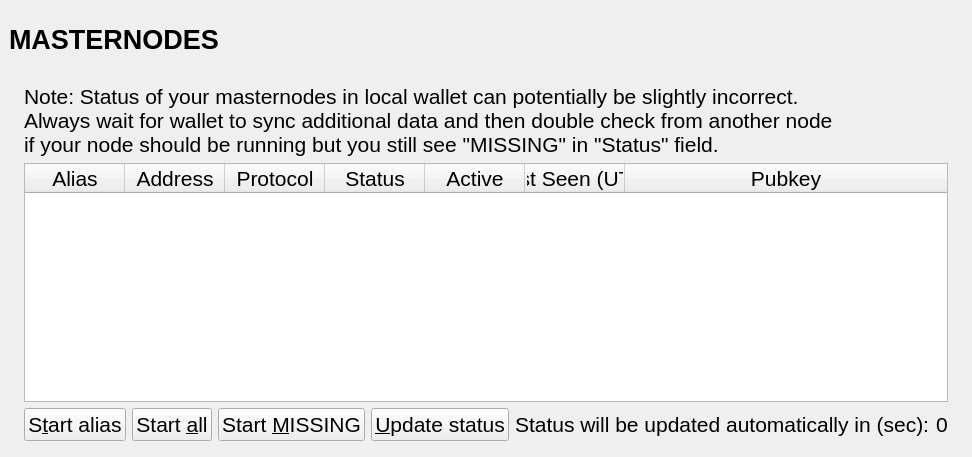
The window that src/qt/forms/masternodelist.ui (wqking-misc/AureusXIV) describes before a commit, drawn with Qt 5.
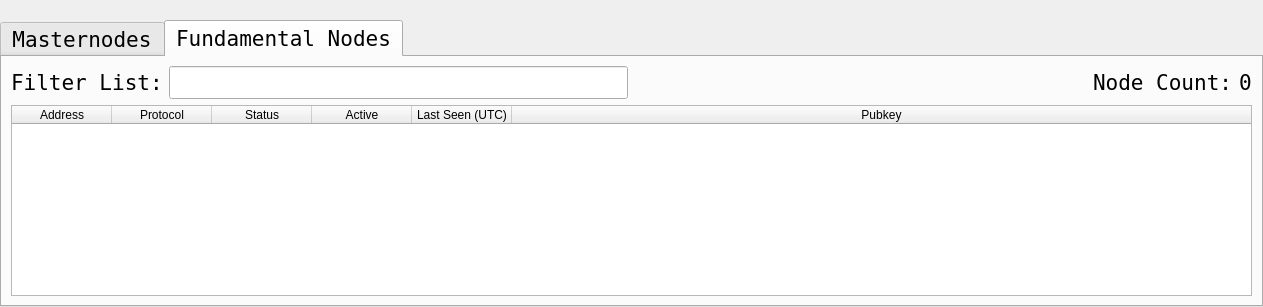
The same window after the commit.

The edit to the form file:
```diff
--- a/src/qt/forms/masternodelist.ui
+++ b/src/qt/forms/masternodelist.ui
@@ -6,8 +6,8 @@
    <rect>
     <x>0</x>
     <y>0</y>
-    <width>723</width>
-    <height>457</height>
+    <width>811</width>
+    <height>307</height>
    </rect>
   </property>
   <property name="font">
@@ -18,119 +18,57 @@
   <property name="windowTitle">
    <string>Form</string>
   </property>
-  <layout class="QVBoxLayout" name="topLayout" stretch="0">
-   <property name="margin">
-    <number>9</number>
+  <layout class="QVBoxLayout" name="topLayout">
+   <property name="leftMargin">
+    <number>0</number>
    </property>
-   <item>
-    <layout class="QVBoxLayout" name="verticalLayout_Master" stretch="0,1">
-     <property name="spacing">
+   <property name="topMargin">
       <number>0</number>
      </property>
-     <item>
-      <widget class="QFrame" name="frame_Header">
-       <layout class="QVBoxLayout" name="verticalLayout_4">
-        <property name="margin">
+   <property name="rightMargin">
          <number>0</number>
         </property>
-        <item>
-         <layout class="QHBoxLayout" name="horizontalLayout_Header" stretch="1,0,1">
-          <item>
-           <widget class="QLabel" name="labelOverviewHeaderLeft">
-            <property name="minimumSize">
-             <size>
-              <width>464</width>
-              <height>60</height>
-             </size>
-            </property>
-            <property name="maximumSize">
-             <size>
-              <width>16777215</width>
-              <height>60</height>
-             </size>
-            </property>
-            <property name="font">
-             <font>
-              <pointsize>20</pointsize>
-              <weight>75</weight>
-              <bold>true</bold>
-             </font>
-            </property>
-            <property name="text">
-             <string>MASTERNODES</string>
-            </property>
-           </widget>
-          </item>
+   <property name="bottomMargin">
+    <number>0</number>
+   </property>
           <item>
-           <spacer name="horizontalSpacer">
-            <property name="orientation">
-             <enum>Qt::Horizontal</enum>
-            </property>
-            <property name="sizeHint" stdset="0">
-             <size>
-              <width>40</width>
-              <height>20</height>
-             </size>
-            </property>
-           </spacer>
-          </item>
-          <item>
-           <widget class="QLabel" name="labelOverviewHeaderRight">
-            <property name="minimumSize">
-             <size>
-              <width>464</width>
-              <height>60</height>
-             </size>
-            </property>
-            <property name="maximumSize">
-             <size>
-              <width>16777215</width>
-              <height>60</height>
-             </size>
-            </property>
-            <property name="font">
-             <font>
-              <pointsize>14</pointsize>
-             </font>
-            </property>
-            <property name="text">
-             <string/>
-            </property>
-            <property name="alignment">
-             <set>Qt::AlignRight|Qt::AlignTrailing|Qt::AlignVCenter</set>
-            </property>
-           </widget>
-          </item>
-         </layout>
-        </item>
-       </layout>
-      </widget>
-     </item>
-     <item>
-      <widget class="QFrame" name="frame_BG">
-       <layout class="QVBoxLayout" name="verticalLayout_3">
-        <property name="margin">
-         <number>6</number>
-        </property>
-        <item>
-         <widget class="QFrame" name="frame_Content">
           <layout class="QVBoxLayout" name="verticalLayout">
-           <property name="spacing">
+     <property name="bottomMargin">
             <number>0</number>
            </property>
-           <property name="margin">
-            <number>0</number>
-           </property>
+     <item>
+      <spacer name="horizontalSpacer0">
+       <property name="orientation">
+        <enum>Qt::Horizontal</enum>
+       </property>
+       <property name="sizeHint" stdset="0">
+        <size>
+         <width>40</width>
+         <height>20</height>
+        </size>
+       </property>
+      </spacer>
+     </item>
            <item>
+      <widget class="QTabWidget" name="tabWidget">
+       <property name="font">
+        <font>
+         <family>Andale Mono</family>
+         <pointsize>16</pointsize>
+        </font>
+       </property>
+       <property name="currentIndex">
+        <number>1</number>
+       </property>
+       <widget class="QWidget" name="tabMyMasternodes">
+        <attribute name="title">
+         <string>Masternodes</string>
+        </attribute>
             <layout class="QGridLayout" name="gridLayout_2">
-             <property name="spacing">
-              <number>2</number>
-             </property>
              <item row="0" column="0">
-              <widget class="QFrame" name="frameList">
                <layout class="QVBoxLayout" name="verticalLayout_2">
                 <property name="bottomMargin">
-                 <number>1</number>
+            <number>0</number>
                 </property>
                 <item>
                  <layout class="QHBoxLayout" name="horizontalLayout_note">
@@ -166,6 +104,15 @@
                        </color>
                       </brush>
                      </colorrole>
+                <colorrole role="PlaceholderText">
+                 <brush brushstyle="NoBrush">
+                  <color alpha="128">
+                   <red>51</red>
+                   <green>51</green>
+                   <blue>51</blue>
+                  </color>
+                 </brush>
+                </colorrole>
                     </active>
                     <inactive>
                      <colorrole role="Text">
@@ -177,6 +124,15 @@
                        </color>
                       </brush>
                      </colorrole>
+                <colorrole role="PlaceholderText">
+                 <brush brushstyle="NoBrush">
+                  <color alpha="128">
+                   <red>51</red>
+                   <green>51</green>
+                   <blue>51</blue>
+                  </color>
+                 </brush>
+                </colorrole>
                     </inactive>
                     <disabled>
                      <colorrole role="Text">
@@ -188,6 +144,15 @@
                        </color>
                       </brush>
                      </colorrole>
+                <colorrole role="PlaceholderText">
+                 <brush brushstyle="NoBrush">
+                  <color alpha="128">
+                   <red>51</red>
+                   <green>51</green>
+                   <blue>51</blue>
+                  </color>
+                 </brush>
+                </colorrole>
                     </disabled>
                    </palette>
                   </property>
@@ -309,14 +274,177 @@
                  </layout>
                 </item>
                </layout>
-              </widget>
-             </item>
-            </layout>
-           </item>
-          </layout>
-         </widget>
-        </item>
-       </layout>
+         </item>
+        </layout>
+       </widget>
+       <widget class="QWidget" name="tabAllMasternodes">
+        <attribute name="title">
+         <string>Fundamental Nodes</string>
+        </attribute>
+        <layout class="QGridLayout" name="gridLayout">
+         <item row="1" column="0">
+          <widget class="QTableWidget" name="tableWidgetMasternodes">
+           <property name="palette">
+            <palette>
+             <active>
+              <colorrole role="Text">
+               <brush brushstyle="SolidPattern">
+                <color alpha="255">
+                 <red>51</red>
+                 <green>51</green>
+                 <blue>51</blue>
+                </color>
+               </brush>
+              </colorrole>
+              <colorrole role="PlaceholderText">
+               <brush brushstyle="NoBrush">
+                <color alpha="128">
+                 <red>51</red>
+                 <green>51</green>
+                 <blue>51</blue>
+                </color>
+               </brush>
+              </colorrole>
+             </active>
+             <inactive>
+              <colorrole role="Text">
+               <brush brushstyle="SolidPattern">
+                <color alpha="255">
+                 <red>51</red>
+                 <green>51</green>
+                 <blue>51</blue>
+                </color>
+               </brush>
+              </colorrole>
+              <colorrole role="PlaceholderText">
+               <brush brushstyle="NoBrush">
+                <color alpha="128">
+                 <red>51</red>
+                 <green>51</green>
+                 <blue>51</blue>
+                </color>
+               </brush>
+              </colorrole>
+             </inactive>
+             <disabled>
+              <colorrole role="Text">
+               <brush brushstyle="SolidPattern">
+                <color alpha="255">
+                 <red>85</red>
+                 <green>85</green>
+                 <blue>85</blue>
+                </color>
+               </brush>
+              </colorrole>
+              <colorrole role="PlaceholderText">
+               <brush brushstyle="NoBrush">
+                <color alpha="128">
+                 <red>51</red>
+                 <green>51</green>
+                 <blue>51</blue>
+                </color>
+               </brush>
+              </colorrole>
+             </disabled>
+            </palette>
+           </property>
+           <property name="editTriggers">
+            <set>QAbstractItemView::NoEditTriggers</set>
+           </property>
+           <property name="alternatingRowColors">
+            <bool>true</bool>
+           </property>
+           <property name="selectionBehavior">
+            <enum>QAbstractItemView::SelectRows</enum>
+           </property>
+           <property name="sortingEnabled">
+            <bool>true</bool>
+           </property>
+           <attribute name="horizontalHeaderStretchLastSection">
+            <bool>true</bool>
+           </attribute>
+           <column>
+            <property name="text">
+             <string>Address</string>
+            </property>
+           </column>
+           <column>
+            <property name="text">
+             <string>Protocol</string>
+            </property>
+           </column>
+           <column>
+            <property name="text">
+             <string>Status</string>
+            </property>
+           </column>
+           <column>
+            <property name="text">
+             <string>Active</string>
+            </property>
+           </column>
+           <column>
+            <property name="text">
+             <string>Last Seen (UTC)</string>
+            </property>
+           </column>
+           <column>
+            <property name="text">
+             <string>Pubkey</string>
+            </property>
+           </column>
+          </widget>
+         </item>
+         <item row="0" column="0">
+          <layout class="QHBoxLayout" name="horizontalLayout_3">
+           <property name="bottomMargin">
+            <number>0</number>
+           </property>
+           <item>
+            <widget class="QLabel" name="label_filter">
+             <property name="text">
+              <string>Filter List:</string>
+             </property>
+            </widget>
+           </item>
+           <item>
+            <widget class="QLineEdit" name="filterLineEdit">
+             <property name="toolTip">
+              <string>Filter masternode list</string>
+             </property>
+            </widget>
+           </item>
+           <item>
+            <spacer name="horizontalSpacer_3">
+             <property name="orientation">
+              <enum>Qt::Horizontal</enum>
+             </property>
+             <property name="sizeHint" stdset="0">
+              <size>
+               <width>10</width>
+               <height>20</height>
+              </size>
+             </property>
+            </spacer>
+           </item>
+           <item>
+            <widget class="QLabel" name="label_count">
+             <property name="text">
+              <string>Node Count:</string>
+             </property>
+            </widget>
+           </item>
+           <item>
+            <widget class="QLabel" name="countLabel">
+             <property name="text">
+              <string>0</string>
+             </property>
+            </widget>
+           </item>
+          </layout>
+         </item>
+        </layout>
+       </widget>
       </widget>
      </item>
     </layout>
```
Lines whose indentation alone changed are shown as unchanged.
